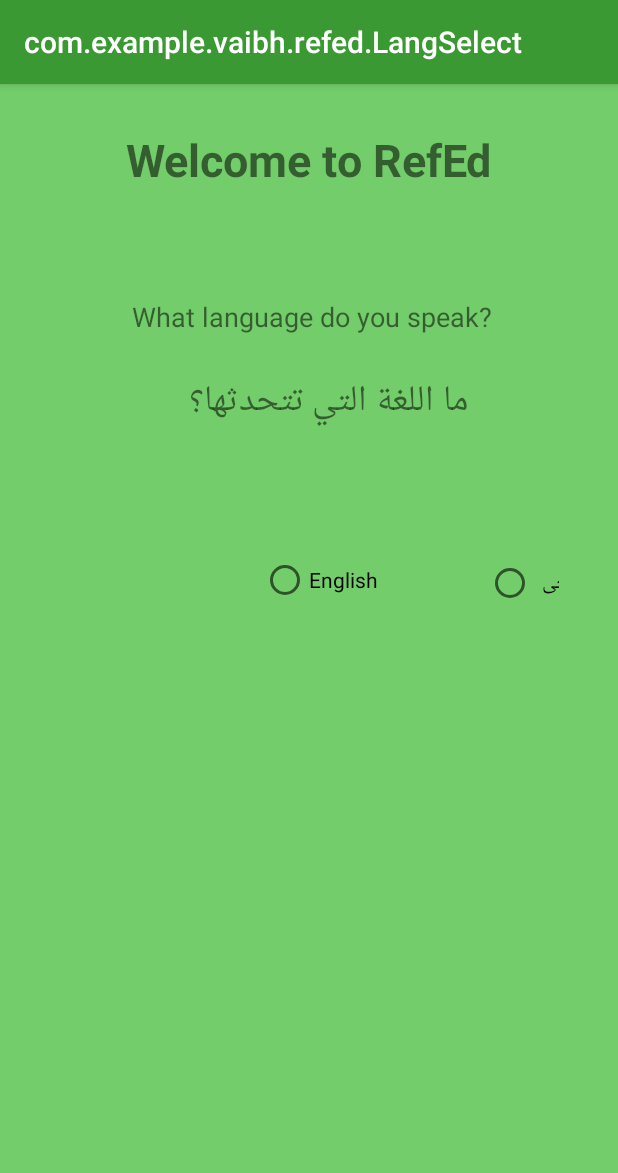
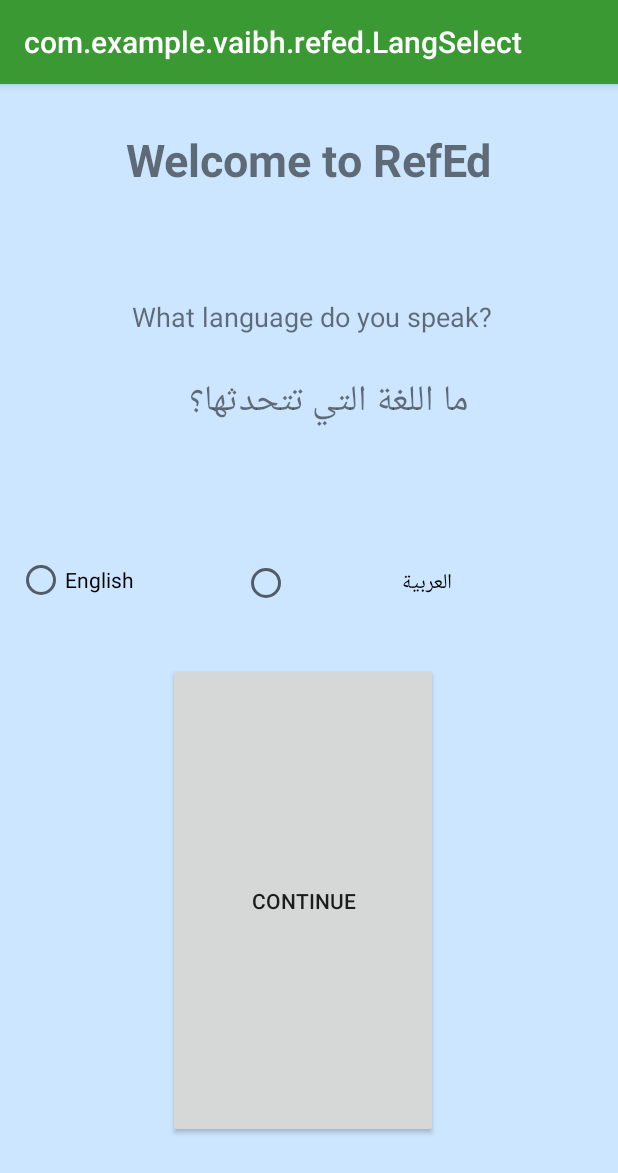
Before and after one commit to hashemb/RefEd_static, an Android app: the LangSelect screen opened directly, with no data from a screen before it, on a phone screen of 412 x 824 dp. Shown: the top 1173 px of the screen. Run offline under Robolectric (Android 15) with nearby library versions, the phone set to English and light mode, and no system bars; our stand-ins replace Firebase (no records; nobody signed in at launch, a user with empty details on screens opened directly).

Commit message:
stablized the app, resolved naming errors, resolved lang select layout button error, renamed activitiy topic68Q2 to lower case and its usage in bratio.java

```diff
--- a/app/src/main/java/com/example/vaibh/refed/BRatio1.java
+++ b/app/src/main/java/com/example/vaibh/refed/BRatio1.java
@@ -2101,7 +2101,7 @@ public class BRatio1 extends AppCompatActivity
                         }
                         else if (topicQ.equals(getString(R.string.q2)))
                         {
-                            i = new Intent(BRatio1.this, Topic68Q2.class);
+                            i = new Intent(BRatio1.this, topic68Q2.class);
                             i.putExtra("Lang", lang);
                             startActivity(i);
                         }
--- a/app/src/main/java/com/example/vaibh/refed/topic68Q2.java
+++ b/app/src/main/java/com/example/vaibh/refed/topic68Q2.java
@@ -4,7 +4,7 @@ package com.example.vaibh.refed;
 import android.support.v7.app.AppCompatActivity;
 import android.os.Bundle;
 
-public class Topic68Q2 extends AppCompatActivity {
+public class topic68Q2 extends AppCompatActivity {
 
     @Override
     protected void onCreate(Bundle savedInstanceState)
--- a/app/src/main/res/layout/activity_lang_select.xml
+++ b/app/src/main/res/layout/activity_lang_select.xml
@@ -1,17 +1,12 @@
 <?xml version="1.0" encoding="utf-8"?>
-<ScrollView xmlns:android="http://schemas.android.com/apk/res/android"
-xmlns:app="http://schemas.android.com/apk/res-auto"
-xmlns:tools="http://schemas.android.com/tools"
-android:layout_width="match_parent"
-android:layout_height="match_parent"
-android:background="#cce6ff"
-android:fillViewport="true">
-<RelativeLayout
+
+<RelativeLayout xmlns:app="http://schemas.android.com/apk/res-auto"
+    xmlns:tools="http://schemas.android.com/tools"
+    xmlns:android="http://schemas.android.com/apk/res/android"
     android:layout_width="match_parent"
-    android:layout_height="wrap_content"
-    android:background="#73cd6a"
-    tools:context="com.example.vaibh.refed.Login">
-
+    android:layout_height="match_parent"
+    android:background="#cce6ff"
+    android:fillViewport="true">
 
     <TextView
         android:id="@+id/arQ"
@@ -46,7 +41,7 @@ android:fillViewport="true">
         android:layout_below="@+id/arQ"
         android:layout_alignParentStart="true"
         android:layout_alignParentEnd="true"
-        android:layout_marginStart="174dp"
+        android:layout_marginStart="11dp"
         android:layout_marginTop="63dp"
         android:layout_marginEnd="39dp"
         android:orientation="horizontal">
@@ -69,22 +64,22 @@ android:fillViewport="true">
             android:layout_alignEnd="@+id/radBtEng"
             android:layout_alignParentStart="true"
             android:onClick="radioButtonClickedAr"
-            android:text="اللغة العربية الفصحى" />
+            android:text="العربية" />
 
     </RadioGroup>
 
     <Button
         android:id="@+id/btnContinue"
-        android:layout_width="136dp"
-        android:layout_height="75dp"
-        android:layout_below="@+id/radBtEng"
+        android:layout_width="152dp"
+        android:layout_height="60dp"
+        android:layout_below="@+id/radGroup"
         android:layout_alignParentStart="true"
         android:layout_alignParentEnd="true"
         android:layout_alignParentBottom="true"
-        android:layout_marginStart="245dp"
-        android:layout_marginTop="87dp"
-        android:layout_marginEnd="222dp"
-        android:layout_marginBottom="454dp"
+        android:layout_marginStart="112dp"
+        android:layout_marginTop="39dp"
+        android:layout_marginEnd="120dp"
+        android:layout_marginBottom="65dp"
         android:text="@string/continue1" />
 
     <TextView
@@ -100,6 +95,4 @@ android:fillViewport="true">
         android:textStyle="bold" />
 
 
-
 </RelativeLayout>
-</ScrollView>
```
